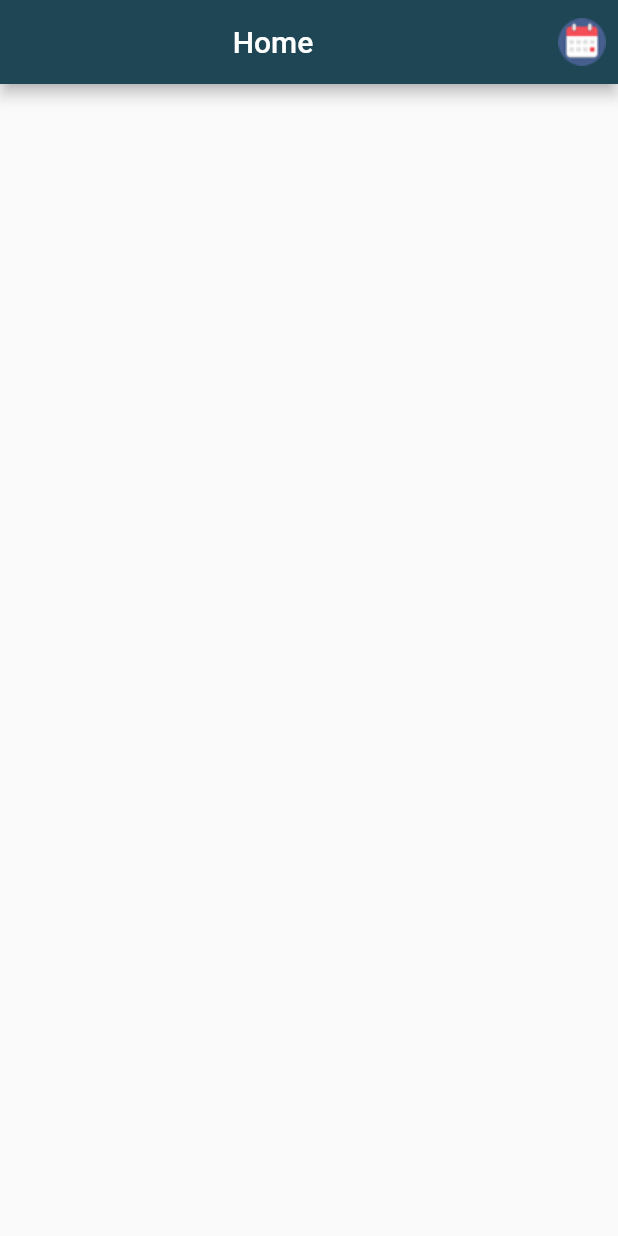
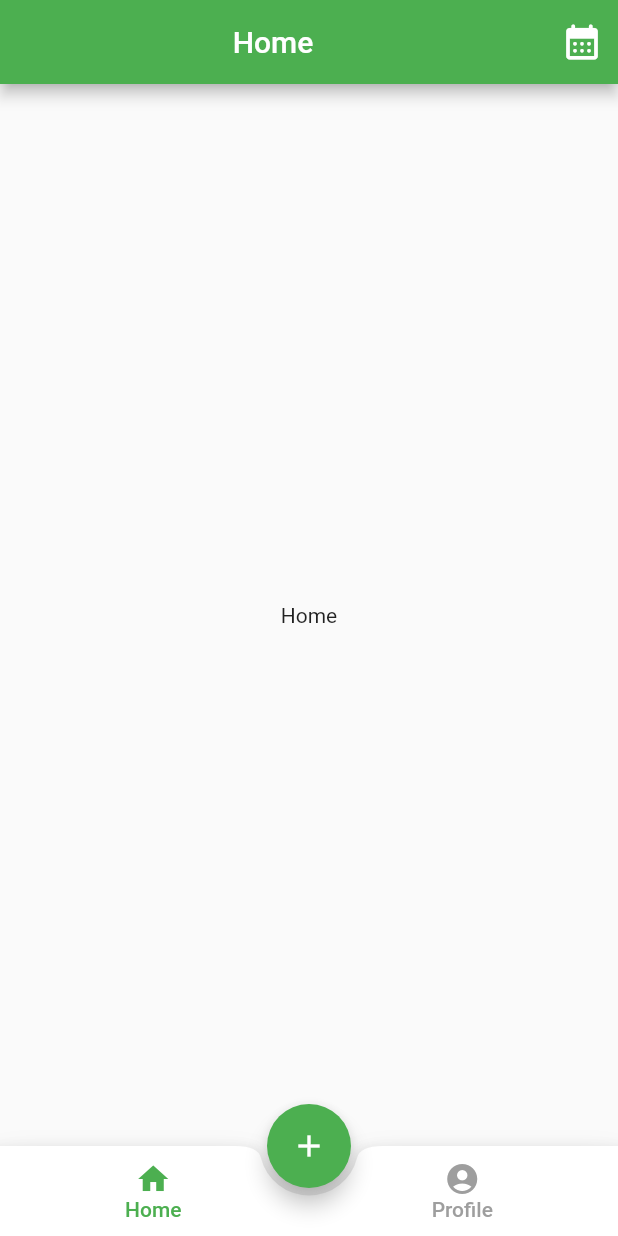
Before and after one commit to Payzz2015/Calorie_App, a Flutter app: the screen it shows after launch, on a phone screen of 412 x 824 dp. Run offline on Flutter 3.47's test engine with Material 2 defaults, Android fonts, the light colour scheme and no system bars.

Commit message:
Update Interface

```diff
--- /dev/null
+++ b/lib/home.dart
@@ -0,0 +1,116 @@
+import 'package:flutter/material.dart';
+import 'package:calories_counter_project/screens/history_screen.dart';
+import 'package:calories_counter_project/screens/home_screen.dart';
+import 'package:calories_counter_project/screens/profile_user.dart';
+import 'package:calories_counter_project/screens/record_food.dart';
+
+class Home extends StatefulWidget {
+  const Home({Key? key}) : super(key: key);
+
+  @override
+  State<Home> createState() => _HomeState();
+}
+
+class _HomeState extends State<Home> {
+
+  int currentTab = 0;
+  final List<Widget> screens = [
+    HomeScreen(),
+    Food(),
+    UserProfile(),
+  ];
+
+  final PageStorageBucket bucket = PageStorageBucket();
+  Widget currentScreen = HomeScreen();
+
+  @override
+  Widget build(BuildContext context) {
+    return Scaffold(
+      body: PageStorage(
+        child: currentScreen,
+        bucket: bucket,
+      ),
+      floatingActionButton: FloatingActionButton(
+        child: Icon(Icons.add),
+        onPressed: (){
+          setState(() {
+            currentScreen = const Food();
+            currentTab = 2;
+          });
+        },
+      ),
+      floatingActionButtonLocation: FloatingActionButtonLocation.miniCenterDocked,
+      bottomNavigationBar: BottomAppBar(
+        shape: CircularNotchedRectangle(),
+        notchMargin: 5,
+
+        child: Container(
+          height: 60,
+          child: Row(
+            mainAxisAlignment: MainAxisAlignment.spaceAround,
+            children: <Widget>[
+              Row(
+                crossAxisAlignment: CrossAxisAlignment.start,
+                children: [
+                  MaterialButton(
+                    minWidth: 40,
+                    onPressed: (){
+                      setState(() {
+                        currentScreen = HomeScreen();
+                        currentTab = 0;
+                      });
+                    },
+                    child: Column(
+                      mainAxisAlignment: MainAxisAlignment.center,
+                      children: [
+                        Icon(
+                          Icons.home,
+                          color: currentTab == 0 ? Colors.green : Colors.grey,
+                        ),
+                        Text(
+                          "Home",
+                          style: TextStyle(
+                              color: currentTab == 0 ? Colors.green : Colors.grey
+                          ),
+                        )
+                      ],
+                    ),
+                  ),
+                ],
+              ),
+              Row(
+                crossAxisAlignment: CrossAxisAlignment.center,
+                children: [
+                  MaterialButton(
+                    minWidth: 40,
+                    onPressed: (){
+                      setState(() {
+                        currentScreen = UserProfile();
+                        currentTab = 1;
+                      });
+                    },
+                    child: Column(
+                      mainAxisAlignment: MainAxisAlignment.center,
+                      children: [
+                        Icon(
+                          Icons.account_circle,
+                          color: currentTab == 1 ? Colors.green : Colors.grey,
+                        ),
+                        Text(
+                          "Profile",
+                          style: TextStyle(
+                              color: currentTab == 1 ? Colors.green : Colors.grey
+                          ),
+                        )
+                      ],
+                    ),
+                  ),
+                ],
+              )
+            ],
+          ),
+        ),
+      ),
+    );
+  }
+}
--- a/lib/main.dart
+++ b/lib/main.dart
@@ -1,5 +1,5 @@
+import 'home.dart';
 import 'package:flutter/material.dart';
-import 'package:calories_counter_project/colors/colors.dart';
 
 void main() {
   runApp(const MyApp());
@@ -8,7 +8,7 @@ void main() {
 class MyApp extends StatelessWidget {
   const MyApp({Key? key}) : super(key: key);
 
-  static const colors = AppColors();
+  //static const colors = AppColors();
 
   @override
   Widget build(BuildContext context) {
@@ -16,63 +16,10 @@ class MyApp extends StatelessWidget {
       debugShowCheckedModeBanner: false,
       title: 'Flutter Demo',
       theme: ThemeData(
-        colorScheme: ColorScheme(
-          brightness: Brightness.light,
-          surface: MyApp.colors.green3,
-          onSurface: MyApp.colors.green4,
-          // Colors that are not relevant to AppBar in DARK mode:
-          primary: MyApp.colors.green5,
-          onPrimary: Colors.white,
-          secondary: MyApp.colors.green4,
-          onSecondary: Colors.white,
-          background: Colors.grey,
-          onBackground: Colors.grey,
-          error: Colors.grey,
-          onError: Colors.grey,
-        ),
+        primarySwatch: Colors.green,
+        visualDensity: VisualDensity.adaptivePlatformDensity,
       ),
-      home: const MyHomePage(title: 'Home'),
+      home: Home(),
     );
   }
 }
-
-class MyHomePage extends StatefulWidget {
-  const MyHomePage({Key? key, required this.title}) : super(key: key);
-  final String title;
-
-  @override
-  State<MyHomePage> createState() => _MyHomePageState();
-}
-
-class _MyHomePageState extends State<MyHomePage> {
-
-  @override
-  Widget build(BuildContext context) {
-    return Scaffold(
-      appBar: AppBar(
-        title: Center(child: Text(widget.title)),
-        actions: [
-          IconButton(
-              onPressed: () {
-                Navigator.push(context,
-                    MaterialPageRoute(builder: (conetext) {
-                      return Text("d");//HistoryScreen();
-                    }));
-              },
-              icon: Image.asset(
-                'assets/icons/icon_bar.png',
-                width: 32,
-              ))
-        ],
-      ),
-      body: Center(
-        child: Column(
-          mainAxisAlignment: MainAxisAlignment.center,
-          children: [
-
-          ],
-        ),
-      ),
-    );
-  }
-}
--- a/lib/models/User.dart
+++ b/lib/models/User.dart
@@ -1,8 +1,8 @@
 class Users{
   String gender; //เพศ
-  int age; //อายุ
-  double weight; //น้ำหนัก
-  double height; //ส่วนสูง///
+  String age; //อายุ
+  String weight; //น้ำหนัก
+  String height; //ส่วนสูง
 
   Users({
     required this.gender,
--- a/lib/screens/home_screen.dart
+++ b/lib/screens/home_screen.dart
@@ -0,0 +1,39 @@
+import 'package:flutter/material.dart';
+
+import 'history_screen.dart';
+
+class HomeScreen extends StatefulWidget {
+  const HomeScreen({Key? key}) : super(key: key);
+
+  @override
+  State<HomeScreen> createState() => _HomeScreenState();
+}
+
+class _HomeScreenState extends State<HomeScreen> {
+  @override
+  Widget build(BuildContext context) {
+    return Scaffold(
+        appBar: AppBar(
+          title: Center(
+              child:
+              Text("Home")
+          ),
+          actions: [
+            IconButton(
+              onPressed: () {
+                Navigator.push(context, MaterialPageRoute(builder: (conetext) {
+                  return HistoryScreen();
+                }));
+              },
+              icon: Icon(
+                Icons.calendar_month_rounded,
+                size: 28,
+              ),
+            )
+          ],
+        ),
+        body: Center(
+          child: Text("Home"),
+        ));
+  }
+}
```
Also changed, not shown: lib/forms/user_form.dart (added, +15 -0 lines), lib/screens/history_screen.dart (+22 -0 lines), lib/screens/profile_user.dart (+22 -0 lines), lib/screens/record_food.dart (+22 -0 lines).
